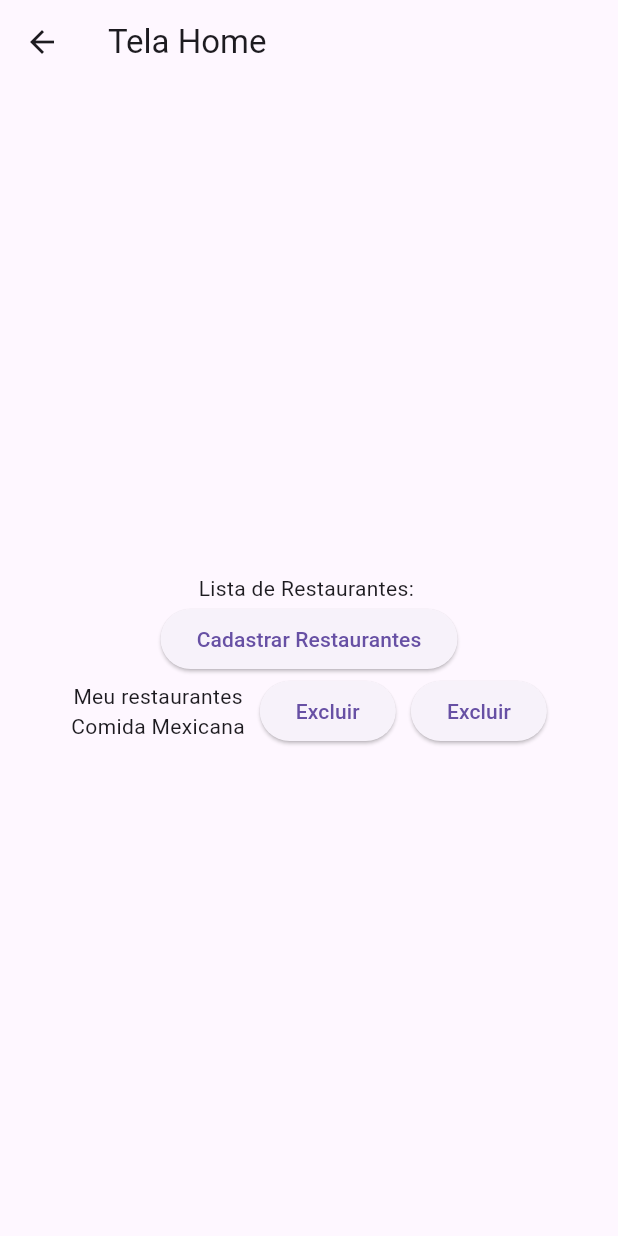
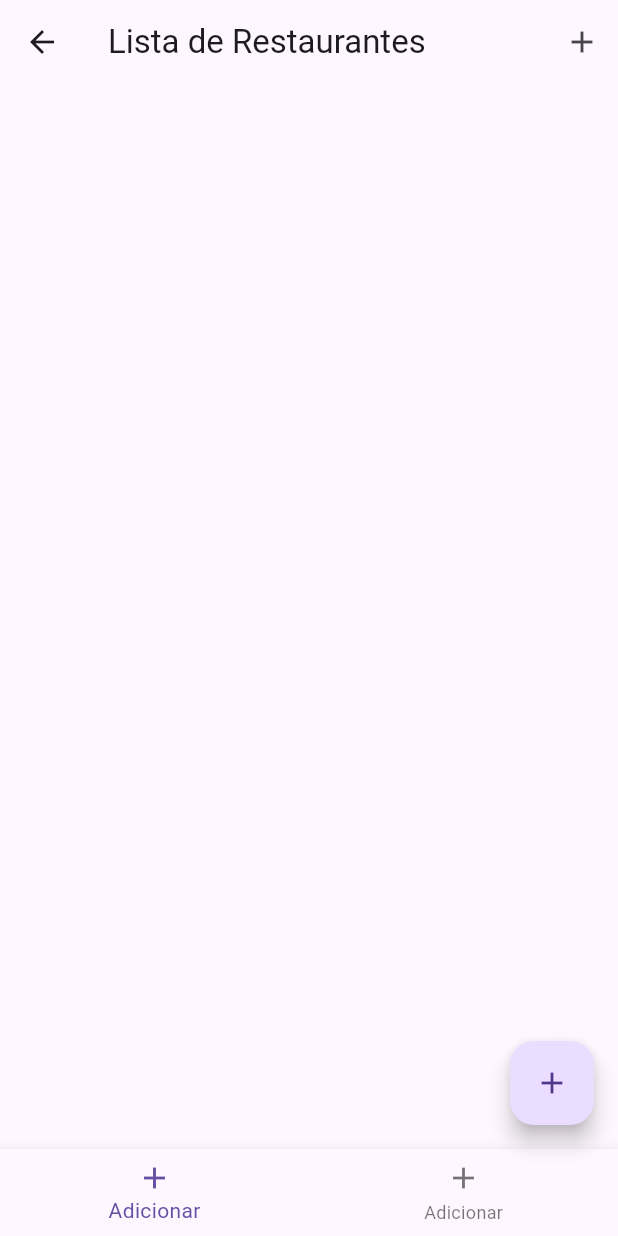
Before and after one commit to Ajesusdecarvalho/mimpedir, a Flutter app: the TelaHome screen opened directly, on a phone screen of 412 x 824 dp. Run offline on Flutter 3.47's test engine with Material 3 defaults, Android fonts, the phone set to English and light mode, and no system bars; our stand-ins replace sqflite; accounts and stored records are empty.

Commit message:
Editando tela home e criando banco restaurante

```diff
--- a/lib/banco/database_helper.dart
+++ b/lib/banco/database_helper.dart
@@ -4,7 +4,7 @@ import 'package:path/path.dart';
 import 'package:path_provider/path_provider.dart';
 import 'package:sqflite/sqflite.dart';
 
-class DatabaseHelpet{
+class DatabaseHelper{
   static final _nomeBanco = 'solucao_Completa.db';
   static Database? _db;
 
--- /dev/null
+++ b/lib/banco/restaurante_DAO.dart
@@ -0,0 +1,17 @@
+
+import 'package:mimpedir/restaurante.dart';
+import 'package:mimpedir/banco/database_helper.dart';
+
+class RestauranteDAO{
+  static Future<List<Restaurante>> listarTodos() async{
+  final db = await DatabaseHelper.getDataBase();
+  final resultado = await db.query('tb_restaurante');
+
+  return resultado.map((mapa){
+    return Restaurante(
+    codigo: mapa ['cd_restaurante'] as int,
+    nome: mapa ['nm_restaurante '] as String
+  );
+  }).toList();
+ }
+}
--- a/lib/banco/usuario_dao.dart
+++ b/lib/banco/usuario_dao.dart
@@ -3,7 +3,7 @@ import '../usuario.dart';
 
 class UsuarioDAO{
   static Future<bool> autenticar(String login, String senha) async {
-    final db = await DatabaseHelpet.getDataBase();
+    final db = await DatabaseHelper.getDataBase();
 
     final resultado = await db.query(
      'tb_usuario',
--- a/lib/tela_home.dart
+++ b/lib/tela_home.dart
@@ -1,40 +1,76 @@
 import 'package:flutter/material.dart';
+import 'package:mimpedir/restaurante.dart';
+import 'package:mimpedir/banco/restaurante_DAO.dart';
 import 'package:mimpedir/tela_cad_restaurante.dart';
 
-class TelaHome extends StatelessWidget{
+class TelaHome extends StatefulWidget {
   TelaHome({super.key});
 
   @override
+  State<TelaHome> createState() => TelaHomeState();
+}
+class TelaHomeState extends State<TelaHome>{
+  List <Restaurante> restaurantes = [];
+
+  @override
+  void initState(){
+    super.initState();
+    carregarRestaurantes();
+
+  }
+
+  Future<void> carregarRestaurantes() async{
+    final lista = await RestauranteDAO.listarTodos();
+    setState(() {
+      restaurantes = lista;
+    });
+  }
+  @override
   Widget build(BuildContext context){
     return Scaffold(
-      appBar: AppBar(title: const Text('Tela Home')),
-      body: Padding(padding: const EdgeInsets.all(20),
-        child: Column(
-          mainAxisAlignment: MainAxisAlignment.center,
-          children: [
-            Text("Lista de Restaurantes: "),
-            ElevatedButton(onPressed:() {
-              Navigator.push(context,MaterialPageRoute(builder: (context) => TelaCadRestaurante()));
-            }, child: Text("Cadastrar Restaurantes")),
-
-            Row(
-              mainAxisAlignment: MainAxisAlignment.center,
-              children:
-              [
-                Column(
-                children: [
-                    Text("Meu restaurantes"),
-                    Text("Comida Mexicana")
-                 ],
+      appBar: AppBar(
+          title: const Text('Lista de Restaurantes'),
+              actions: [
+                IconButton(onPressed: (){
+                  Navigator.push(context, MaterialPageRoute(builder: (context) => TelaCadRestaurante()));
+                },icon: Icon(Icons.add)
+                )
+        ],
+      ),
+      body: Padding(padding: const EdgeInsets.all(10),
+        child: ListView.builder(
+          itemCount: restaurantes.length,
+          itemBuilder: (context, index){
+            final r = restaurantes[index];
+            return Card(
+              margin: EdgeInsets.symmetric(vertical: 8),
+              child: ListTile(
+                title: Text (r.nome?? 'sem nome'),
+                subtitle: Text('ID: ${r.codigo}'),
+                trailing: Row(
+                  mainAxisSize: MainAxisSize.min,
+                  children: [
+                    IconButton(onPressed: (){
+                      Navigator.push(context, MaterialPageRoute(builder: (context) => TelaCadRestaurante()));
+                    }, icon: Icon(Icons.edit, color: Colors.blue)),
+                    IconButton(onPressed: (){}, icon: Icon(Icons.delete, color: Colors.red )),
+                  ],
                 ),
-                SizedBox(width: 10),
-                ElevatedButton(onPressed: (){}, child: Text ("Excluir")),
-                SizedBox(width: 10),
-                ElevatedButton(onPressed: (){}, child: Text ("Excluir")),
-              ],
-            ),
+              ),
+            );
+          }
+          ),
+      ),
+     floatingActionButton: FloatingActionButton(
+         onPressed: (){Navigator.push(context, MaterialPageRoute(builder: (context) => TelaCadRestaurante()));
+           },
+         child : Icon(Icons.add)
+    ),
+      bottomNavigationBar: BottomNavigationBar(
+          items: const<BottomNavigationBarItem>[
+            BottomNavigationBarItem(icon: Icon(Icons.add), label: 'Adicionar' ),
+            BottomNavigationBarItem(icon: Icon(Icons.add), label: 'Adicionar' ),
           ],
-        ),
       ),
     );
   }
--- a/lib/usuario.dart
+++ b/lib/usuario.dart
@@ -4,7 +4,7 @@ class Usuario {
   String? _login;
   String? _senha;
 
-  Usuario({String? nome, int? codigo, String? login, String? senha}) {
+  Usuario({String? nome, int? codigo, String?senha, String? login}) {
     _senha = senha;
     _codigo = codigo;
     _nome = nome;
```
Also changed, not shown: lib/tela_editar.dart (added), 1 other file.
